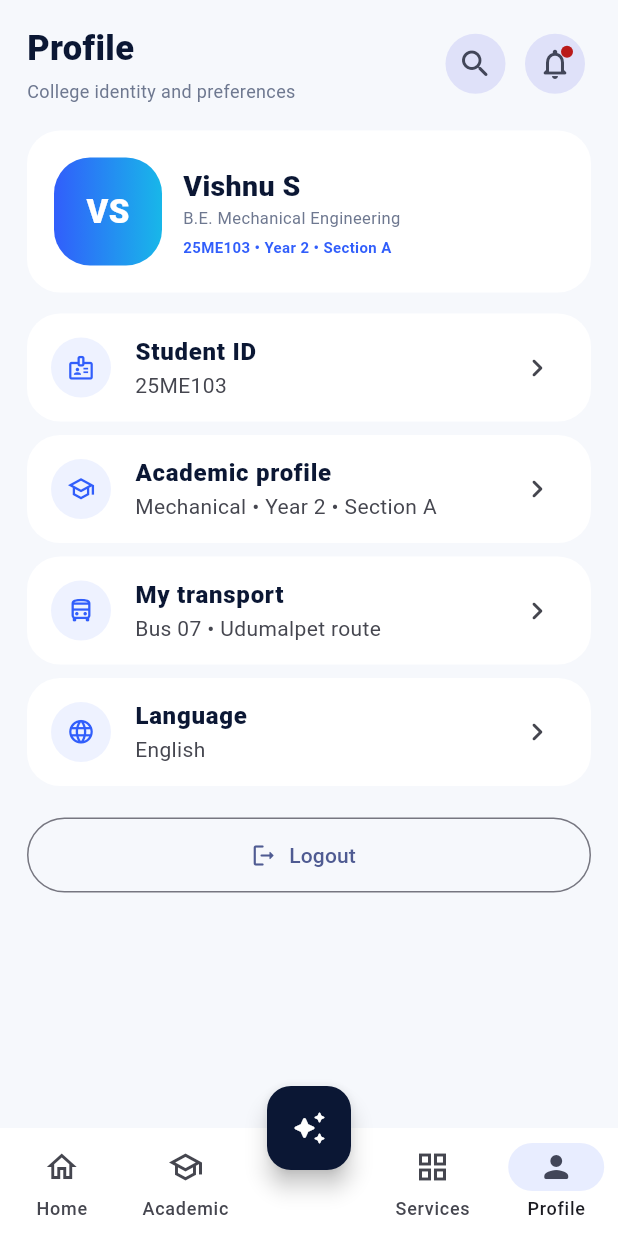
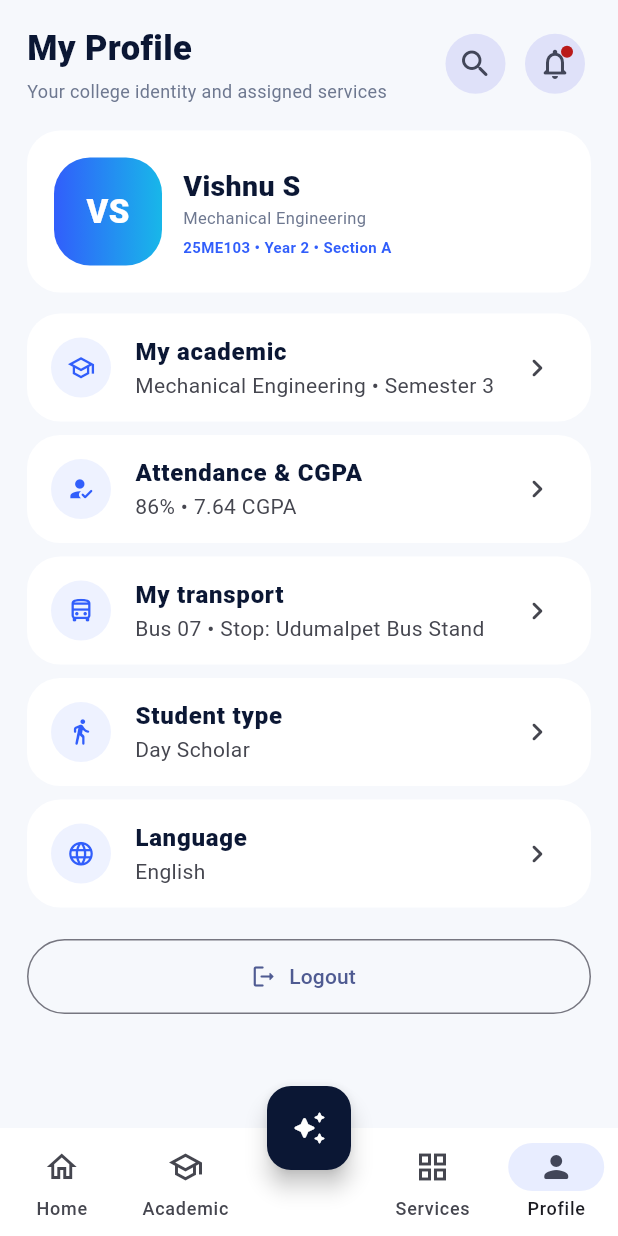
Before and after one commit to VISHNUVS-1315/GuardianX, a Flutter app: the StudentShell screen opened directly, item 5 of the bottom bar chosen, on a phone screen of 412 x 824 dp. Run offline on Flutter 3.47's test engine with Material 3 defaults, Android fonts, the phone set to English and light mode, and no system bars; our stand-ins replace cloud_firestore, file_picker, firebase_auth, firebase_core, firebase_storage, flutter_secure_storage and 3 more; accounts and stored records are empty.

Commit message:
Personalize student services profile transport and Campus AI

```diff
--- a/campuslive_flutter/lib/main.dart
+++ b/campuslive_flutter/lib/main.dart
@@ -1780,27 +1780,35 @@ class ServicesPage extends StatelessWidget {
 
   @override
   Widget build(BuildContext context) {
-    const items = [
-      ('Placement', Icons.work_rounded, AppColors.purple),
-      ('Events', Icons.event_rounded, AppColors.green),
-      ('Complaints', Icons.build_circle_rounded, AppColors.orange),
-      ('Lost & Found', Icons.search_rounded, AppColors.cyan),
-      ('Certificates', Icons.article_rounded, AppColors.blue),
-      ('Fees', Icons.payments_outlined, AppColors.green),
-      ('Transport', Icons.directions_bus_rounded, AppColors.orange),
-      ('Library', Icons.local_library_rounded, AppColors.purple),
-      ('Canteen', Icons.restaurant_rounded, AppColors.red),
-      ('Sports', Icons.sports_rounded, AppColors.cyan),
-      ('Hostel', Icons.home_work_rounded, AppColors.blue),
-      ('Help Desk', Icons.help_center_rounded, AppColors.red),
+    final items = <(String, IconData, Color, String)>[
+      ('My Bus', Icons.directions_bus_rounded, AppColors.blue, 'Transport'),
+      ('Placement', Icons.work_rounded, AppColors.purple, 'Placement'),
+      ('Events', Icons.event_rounded, AppColors.green, 'Events'),
+      ('Library', Icons.local_library_rounded, AppColors.purple, 'Library'),
+      ('Canteen', Icons.restaurant_rounded, AppColors.red, 'Canteen'),
+      ('Complaints', Icons.build_circle_rounded, AppColors.orange, 'Complaints'),
+      ('Lost & Found', Icons.search_rounded, AppColors.cyan, 'Lost & Found'),
+      ('Certificates', Icons.article_rounded, AppColors.blue, 'Certificates'),
+      ('Fees', Icons.payments_outlined, AppColors.green, 'Fees'),
+      ('Help Desk', Icons.help_center_rounded, AppColors.red, 'Help Desk'),
     ];
 
-    return ListView(
+    if (campusStore.isHosteller) {
+      items.add(
+        ('My Hostel', Icons.home_work_rounded, AppColors.cyan, 'Hostel'),
+      );
+    }
+
+    return AnimatedBuilder(
+      animation: campusStore,
+      builder: (context, _) => ListView(
         padding: const EdgeInsets.fromLTRB(18, 16, 18, 110),
         children: [
-        const PageHeader(
-          'Services',
-          'Everything you need outside class',
+          PageHeader(
+            'My Services',
+            campusStore.isHosteller
+                ? 'Services relevant to you • Hosteller'
+                : 'Services relevant to you • Day Scholar',
           ),
           const SizedBox(height: 18),
           GridView.builder(
@@ -1818,7 +1826,7 @@ class ServicesPage extends StatelessWidget {
               return Card(
                 child: InkWell(
                   borderRadius: BorderRadius.circular(22),
-                onTap: () => openModule(context, item.$1),
+                  onTap: () => openModule(context, item.$4),
                   child: Padding(
                     padding: const EdgeInsets.all(13),
                     child: Row(
@@ -1873,6 +1881,7 @@ class ServicesPage extends StatelessWidget {
             ),
           ),
         ],
+      ),
     );
   }
 }
@@ -1881,12 +1890,14 @@ class ProfilePage extends StatelessWidget {
   const ProfilePage({super.key});
 
   @override
-  Widget build(BuildContext context) => ListView(
+  Widget build(BuildContext context) => AnimatedBuilder(
+        animation: campusStore,
+        builder: (context, _) => ListView(
           padding: const EdgeInsets.fromLTRB(18, 16, 18, 110),
           children: [
             const PageHeader(
-            'Profile',
-            'College identity and preferences',
+              'My Profile',
+              'Your college identity and assigned services',
             ),
             const SizedBox(height: 18),
             Card(
@@ -1904,9 +1915,15 @@ class ProfilePage extends StatelessWidget {
                         ),
                         borderRadius: BorderRadius.circular(24),
                       ),
-                    child: const Text(
-                      'VS',
-                      style: TextStyle(
+                      child: Text(
+                        campusStore.userName
+                            .split(' ')
+                            .where((p) => p.isNotEmpty)
+                            .take(2)
+                            .map((p) => p[0])
+                            .join()
+                            .toUpperCase(),
+                        style: const TextStyle(
                           color: Colors.white,
                           fontSize: 22,
                           fontWeight: FontWeight.w900,
@@ -1914,29 +1931,33 @@ class ProfilePage extends StatelessWidget {
                       ),
                     ),
                     const SizedBox(width: 14),
-                  const Expanded(
+                    Expanded(
                       child: Column(
                         crossAxisAlignment: CrossAxisAlignment.start,
                         children: [
                           Text(
-                          'Vishnu S',
-                          style: TextStyle(
+                            campusStore.userName,
+                            style: const TextStyle(
                               color: AppColors.navy,
                               fontSize: 19,
                               fontWeight: FontWeight.w900,
                             ),
                           ),
                           Text(
-                          'B.E. Mechanical Engineering',
-                          style: TextStyle(
+                            campusStore.department,
+                            style: const TextStyle(
                               color: AppColors.muted,
                               fontSize: 11,
                             ),
                           ),
-                        SizedBox(height: 4),
+                          const SizedBox(height: 4),
                           Text(
-                          '25ME103 • Year 2 • Section A',
-                          style: TextStyle(
+                            campusStore.studentId +
+                                ' • Year ' +
+                                campusStore.year +
+                                ' • Section ' +
+                                campusStore.section,
+                            style: const TextStyle(
                               color: AppColors.blue,
                               fontSize: 10,
                               fontWeight: FontWeight.w700,
@@ -1950,20 +1971,36 @@ class ProfilePage extends StatelessWidget {
               ),
             ),
             const SizedBox(height: 14),
-          const ProfileTile(
-            Icons.badge_outlined,
-            'Student ID',
-            '25ME103',
-          ),
-          const ProfileTile(
+            ProfileTile(
               Icons.school_outlined,
-            'Academic profile',
-            'Mechanical • Year 2 • Section A',
-          ),
-          const ProfileTile(
+              'My academic',
+              campusStore.department +
+                  ' • Semester ' +
+                  campusStore.semester,
+            ),
+            ProfileTile(
+              Icons.how_to_reg_rounded,
+              'Attendance & CGPA',
+              campusStore.attendancePercent.toString() +
+                  '% • ' +
+                  campusStore.cgpa.toStringAsFixed(2) +
+                  ' CGPA',
+            ),
+            ProfileTile(
               Icons.directions_bus_outlined,
               'My transport',
-            'Bus 07 • Udumalpet route',
+              campusStore.busCode.isEmpty
+                  ? 'No college bus assigned'
+                  : campusStore.busDisplay +
+                      ' • Stop: ' +
+                      campusStore.boardingStop,
+            ),
+            ProfileTile(
+              campusStore.isHosteller
+                  ? Icons.home_work_outlined
+                  : Icons.directions_walk_rounded,
+              'Student type',
+              campusStore.studentType,
             ),
             const ProfileTile(
               Icons.language_rounded,
@@ -1980,6 +2017,7 @@ class ProfilePage extends StatelessWidget {
               ),
             ),
           ],
+        ),
       );
 }
 
@@ -2165,24 +2203,61 @@ class TransportPage extends StatelessWidget {
 
   @override
   Widget build(BuildContext context) => Scaffold(
-        appBar: moduleAppBar('Transport'),
+        appBar: moduleAppBar('My Bus'),
         body: AnimatedBuilder(
           animation: campusStore,
-          builder: (context, _) => ListView(
+          builder: (context, _) {
+            if (campusStore.busCode.isEmpty) {
+              return ListView(
+                padding: const EdgeInsets.all(18),
+                children: const [
+                  ModuleHero(
+                    Icons.directions_walk_rounded,
+                    'No bus assigned',
+                    'Your profile does not have a college bus.',
+                    AppColors.blue,
+                  ),
+                ],
+              );
+            }
+
+            return ListView(
               padding: const EdgeInsets.all(18),
               children: [
                 ModuleHero(
                   Icons.directions_bus_filled_rounded,
-                'BUS 07',
-                'ETA ' + campusStore.busEta.toString() + ' minutes',
+                  campusStore.busDisplay,
+                  'ETA ' +
+                      campusStore.busEta.toString() +
+                      ' min • ' +
+                      (campusStore.busOnTime ? 'On time' : 'Minor delay'),
                   AppColors.orange,
                 ),
                 const SizedBox(height: 14),
-              for (final stop in const [
-                'Udumalpet • Started',
-                'Chinnampalayam • Passed',
-                'Pollachi Road • Current area',
-                'Kinathukadavu • Next',
+                Card(
+                  child: ListTile(
+                    leading: const CircleAvatar(
+                      backgroundColor: Color(0xFFEEF2FF),
+                      foregroundColor: AppColors.blue,
+                      child: Icon(Icons.my_location_rounded),
+                    ),
+                    title: const Text(
+                      'My boarding stop',
+                      style: TextStyle(
+                        color: AppColors.navy,
+                        fontWeight: FontWeight.w900,
+                      ),
+                    ),
+                    subtitle: Text(campusStore.boardingStop),
+                  ),
+                ),
+                const SizedBox(height: 14),
+                const SectionTitle('My route'),
+                const SizedBox(height: 10),
+                for (final stop in [
+                  campusStore.boardingStop + ' • My stop',
+                  'Pollachi Road • Route',
+                  'Kinathukadavu • Route',
                   'Campus • Destination',
                 ])
                   Card(
@@ -2196,7 +2271,8 @@ class TransportPage extends StatelessWidget {
                     ),
                   ),
               ],
-          ),
+            );
+          },
         ),
       );
 }
@@ -2593,7 +2669,7 @@ class _CampusAiPageState extends State<CampusAiPage> {
   final controller = TextEditingController();
   final List<(String, bool)> messages = [
     (
-      'Hi Vishnu 👋 Ask me about timetable, rooms, buses, labs, library, events or placement.',
+      'Hi 👋 I already know your student profile. Ask about your class, my bus, attendance, labs, library, events or placement.',
       false,
     ),
   ];
@@ -2675,16 +2751,22 @@ String aiReply(String input) {
     return 'Your next class is Engineering Thermodynamics at 11:30 AM in M204.';
   }
   if (q.contains('bus')) {
-    return 'Bus 07 is approximately ' +
+    if (campusStore.busCode.isEmpty) {
+      return 'Your profile does not have a college bus assigned.';
+    }
+    return campusStore.busDisplay +
+        ' will reach your stop (' +
+        campusStore.boardingStop +
+        ') in about ' +
         campusStore.busEta.toString() +
-        ' minutes away in this live demo.';
+        ' minutes.';
   }
   if (q.contains('room')) {
     final names = campusStore.rooms
         .where((room) => room.available)
         .map((room) => room.name)
         .join(', ');
-    return 'Available rooms now: ' + names + '.';
+    return 'Available rooms for your department now: ' + names + '.';
   }
   if (q.contains('lab')) {
     return 'CAD Lab has 21 systems free. AI Lab has 42 systems free.';
```
Lines whose indentation alone changed are shown as unchanged.
